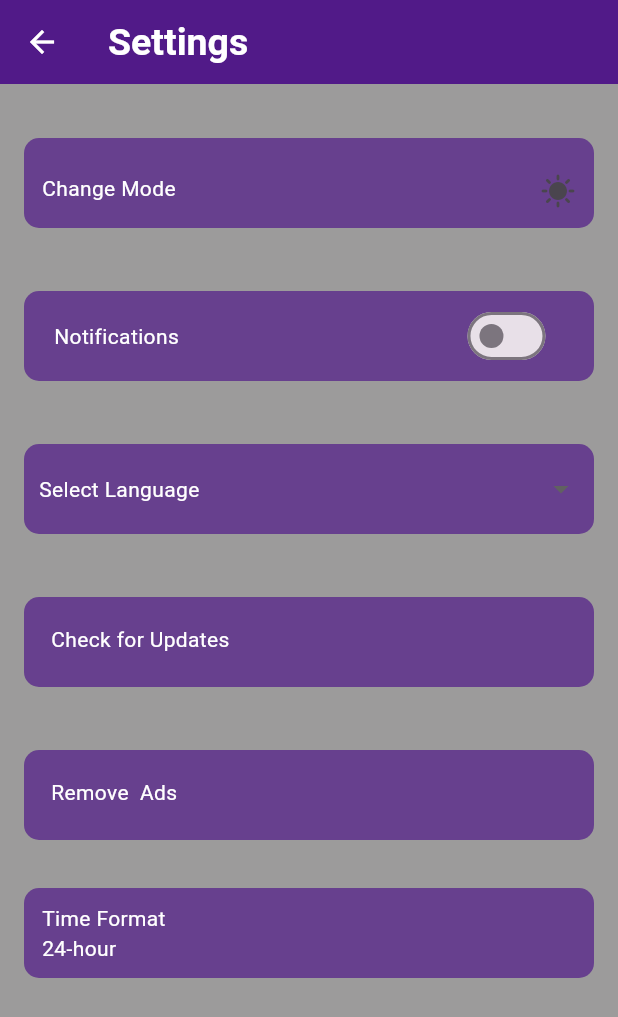
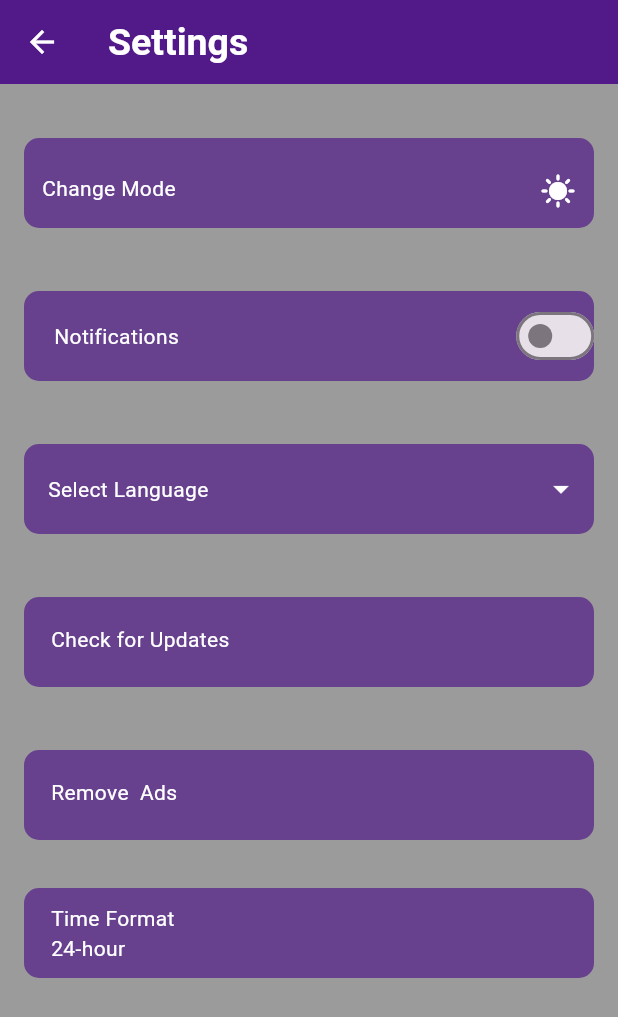
Before and after one commit to coderrrrr2/to_do, a Flutter app: the SettingsScreen screen opened directly, after a tap on the "brightness 2" icon, on a phone screen of 412 x 824 dp. Shown: the top 1017 px of the screen. Run offline on Flutter 3.47's test engine with Material 3 defaults, Android fonts, the phone set to English and light mode, and no system bars; our stand-ins replace flutter_riverpod, sqflite; accounts and stored records are empty.

Commit message:
fixed some bugs related to editing

```diff
--- a/lib/providers/to_do_provider.dart
+++ b/lib/providers/to_do_provider.dart
@@ -38,6 +38,10 @@ class ListManipulator extends StateNotifier<List<ToDo>> {
   void editToDo(ToDo todo, int index) {
     state.insert(index, todo);
   }
+
+  int getIndex(ToDo todo) {
+    return state.indexOf(todo);
+  }
 }
 
 final listManipulatorProvider =
--- a/lib/screens/settings.dart
+++ b/lib/screens/settings.dart
@@ -169,6 +169,7 @@ class _SettingsScreenState extends ConsumerState<SettingsScreen> {
                     ),
                     const Spacer(),
                     IconButton(
+                        color: Colors.white,
                         onPressed: () {
                           changeMode(!isLightMode);
                         },
@@ -201,7 +202,7 @@ class _SettingsScreenState extends ConsumerState<SettingsScreen> {
                       ),
                     ),
                     const SizedBox(
-                      width: 160,
+                      width: 225,
                     ),
                     Expanded(
                         child: Switch.adaptive(
@@ -228,7 +229,9 @@ class _SettingsScreenState extends ConsumerState<SettingsScreen> {
                 padding: const EdgeInsets.all(10),
                 child: Row(
                   children: [
-                    Text(
+                    Container(
+                      margin: const EdgeInsets.all(6),
+                      child: Text(
                         language,
                         style: TextStyle(
                           color: theme.isLightMode == true
@@ -236,9 +239,11 @@ class _SettingsScreenState extends ConsumerState<SettingsScreen> {
                               : Colors.white,
                         ),
                       ),
+                    ),
                     const Spacer(),
                     DropdownButtonHideUnderline(
                         child: DropdownButton(
+                            iconEnabledColor: Colors.white,
                             dropdownColor: theme.isLightMode == true
                                 ? Colors.white
                                 : Colors.black,
@@ -324,6 +329,8 @@ class _SettingsScreenState extends ConsumerState<SettingsScreen> {
                 height: 60,
                 child: Padding(
                   padding: const EdgeInsets.only(top: 10, left: 12, bottom: 10),
+                  child: Container(
+                    margin: const EdgeInsets.only(left: 6, right: 6),
                     child: Column(
                       crossAxisAlignment: CrossAxisAlignment.start,
                       children: [
@@ -348,6 +355,7 @@ class _SettingsScreenState extends ConsumerState<SettingsScreen> {
                   ),
                 ),
               ),
+            ),
           ],
         ),
       ),
--- a/lib/widgets/app_bar_content.dart
+++ b/lib/widgets/app_bar_content.dart
@@ -167,21 +167,19 @@ class _AppBarContentState extends ConsumerState<AppBarContent> {
                         height: 50,
                         width: 300,
                         child: TextField(
+                          cursorColor: Colors.white,
                           controller: searchBarTextField,
-                          style: TextStyle(
-                            color: theme.isLightMode == true
-                                ? Colors.black
-                                : Colors.white,
+                          style: const TextStyle(
+                            color: Colors.white,
                           ),
                           decoration: InputDecoration(
-                            fillColor: theme.isLightMode == true
-                                ? Colors.black
-                                : Colors.white,
+                            hintStyle: TextStyle(
+                              color: theme.isLightMode == true
+                                  ? Colors.white
+                                  : Colors.black,
+                            ),
                             hintText: 'Search...',
                             border: const OutlineInputBorder(
-                              borderSide: BorderSide.none,
-                            ),
-                            focusedBorder: const OutlineInputBorder(
                               borderSide: BorderSide.none,
                             ),
                           ),
```
Also changed, not shown: lib/screens/edit_toDo.dart (+21 -2 lines). Lines whose indentation alone changed are shown as unchanged.
